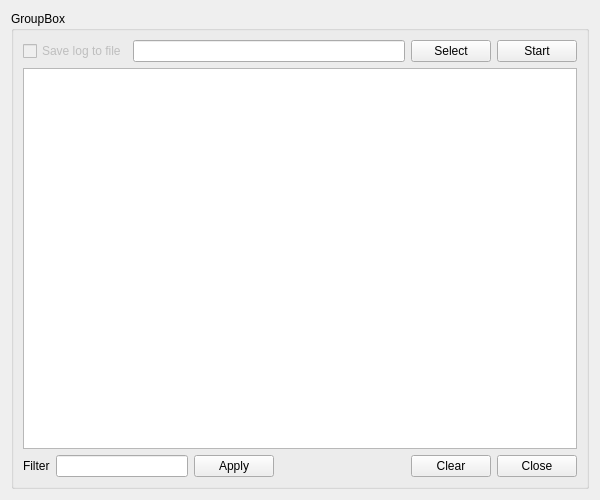
First picture: the form in logbrowser.ui, repository CMIDnavigation/Test, before the edit.
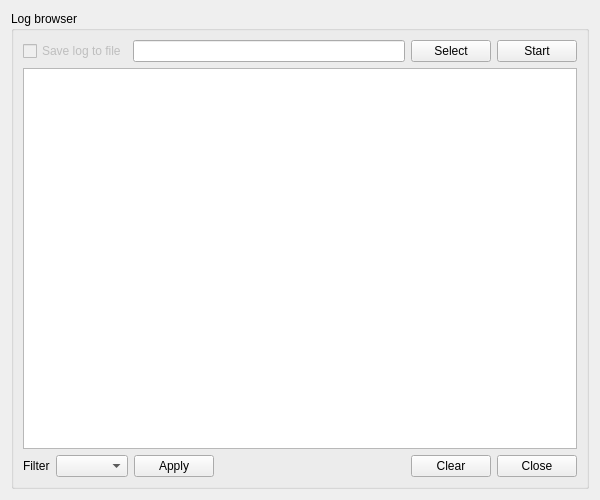
Second picture: the form after the edit.

```diff
--- a/logbrowser.ui
+++ b/logbrowser.ui
@@ -17,7 +17,7 @@
    <item>
     <widget class="QGroupBox" name="groupBox">
      <property name="title">
-      <string>GroupBox</string>
+      <string>Log browser</string>
      </property>
      <layout class="QVBoxLayout" name="verticalLayout_2">
       <item>
@@ -71,7 +71,7 @@
          </widget>
         </item>
         <item>
-         <widget class="QLineEdit" name="lineEdit"/>
+         <widget class="QComboBox" name="comboFilter"/>
         </item>
         <item>
          <widget class="QPushButton" name="btnApplyFilter">
```
Left out of the diff: 6 changed lines with no effect on the pictures.
